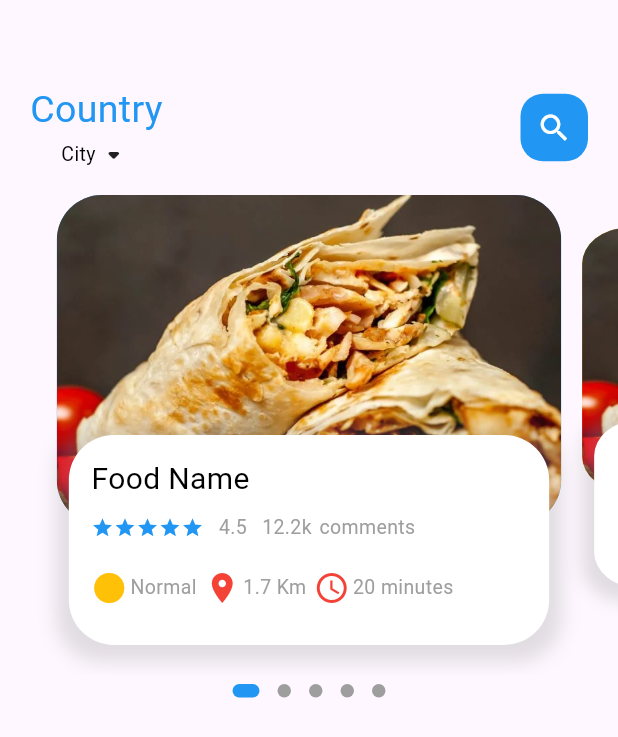
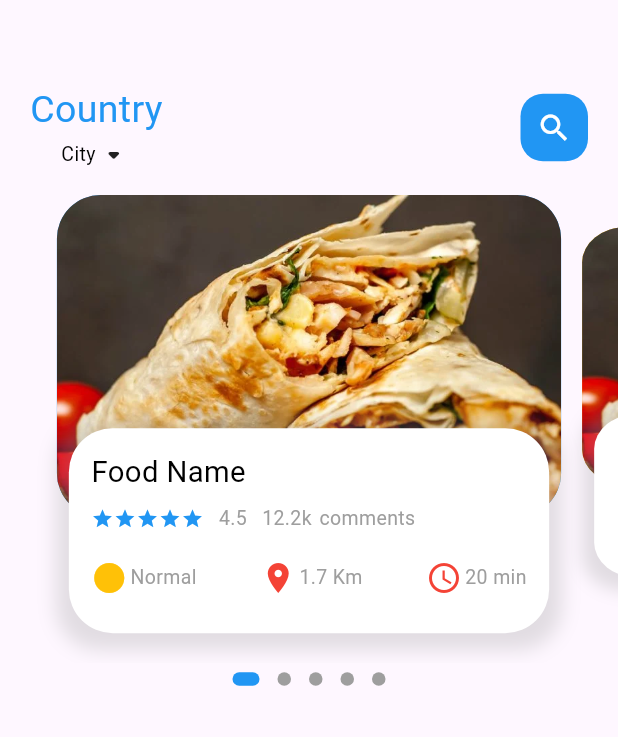
Before and after one commit to haris8899/my_food_app, a Flutter app: the screen it shows after launch, on a phone screen of 412 x 824 dp. Shown: the top 737 px of the screen. Run offline on Flutter 3.47's test engine with Material 2 defaults, Android fonts, the phone set to English and light mode, and no system bars; drawn by our look-alikes of dots_indicator; our stand-ins replace get.

Commit message:
Improve Ui Responsiveness

```diff
--- a/lib/HomePage/home_page_body.dart
+++ b/lib/HomePage/home_page_body.dart
@@ -1,5 +1,6 @@
 import 'package:dots_indicator/dots_indicator.dart';
 import 'package:flutter/material.dart';
+import 'package:my_food_app/utils/dimensions.dart';
 import 'package:my_food_app/widgets/Text_Icon.dart';
 import 'package:my_food_app/widgets/large_text.dart';
 import 'package:my_food_app/widgets/small_text.dart';
@@ -15,7 +16,7 @@ class _HomePageBodyState extends State<HomePageBody> {
   PageController pageController = PageController(viewportFraction: 0.85);
   var _currentPageValue = 0.0;
   double _scaleFactor = 0.8;
-  double _height = 220;
+  double _height = Dimensions.pageViewContainer;
   @override
   void initState() {
     super.initState();
@@ -37,7 +38,7 @@ class _HomePageBodyState extends State<HomePageBody> {
     return Column(
       children: [
         Container(
-          height: 320,
+          height: Dimensions.pageViewMainContainer,
           child: PageView.builder(
               controller: pageController,
               itemCount: 5,
@@ -90,10 +91,10 @@ class _HomePageBodyState extends State<HomePageBody> {
         children: [
           Container(
               //child:Text(index.toString()),
-              height: 220,
+              height: Dimensions.pageViewContainer,
               margin: EdgeInsets.only(left: 7, right: 7),
               decoration: BoxDecoration(
-                borderRadius: BorderRadius.circular(30),
+                borderRadius: BorderRadius.circular(Dimensions.BorderRadius30),
                 color: index.isEven ? Colors.blue : Colors.amber,
                 image: DecorationImage(
                     fit: BoxFit.cover,
@@ -102,10 +103,10 @@ class _HomePageBodyState extends State<HomePageBody> {
           Align(
             alignment: Alignment.bottomCenter,
             child: Container(
-              height: 140,
+              height: Dimensions.pageViewTextContainer,
               margin: EdgeInsets.only(left: 15, right: 15, bottom: 20),
               decoration: BoxDecoration(
-                borderRadius: BorderRadius.circular(30),
+                borderRadius: BorderRadius.circular(Dimensions.BorderRadius30),
                 color: Colors.white,
                 boxShadow: [
                   BoxShadow(
@@ -117,13 +118,17 @@ class _HomePageBodyState extends State<HomePageBody> {
                 ],
               ),
               child: Container(
-                padding: EdgeInsets.all(15),
+                padding: EdgeInsets.only(
+                  top: Dimensions.height15,
+                  left: 15,
+                  right: 15
+                ),
                 child: Column(
                     crossAxisAlignment: CrossAxisAlignment.start,
                     children: [
                       LargeText(text: "Food Name"),
                       SizedBox(
-                        height: 10,
+                        height: Dimensions.height10,
                       ),
                       Row(
                         children: [
@@ -152,28 +157,23 @@ class _HomePageBodyState extends State<HomePageBody> {
                         ],
                       ),
                       SizedBox(
-                        height: 20,
+                        height: Dimensions.height20,
                       ),
                       Row(
+                        mainAxisAlignment: MainAxisAlignment.spaceBetween,
                         children: [
                           TextIcon(
                             icon: Icons.circle_sharp,
                             text: 'Normal',
                             iconColor: Colors.amber,
                           ),
-                          SizedBox(
-                            width: 5,
-                          ),
                           TextIcon(
                               icon: Icons.location_on,
                               text: "1.7 Km",
                               iconColor: Colors.red),
-                          SizedBox(
-                            width: 5,
-                          ),
                           TextIcon(
                               icon: Icons.access_time_outlined,
-                              text: "20 minutes",
+                              text: "20 min",
                               iconColor: Colors.red),
                         ],
                       ),
--- a/lib/main.dart
+++ b/lib/main.dart
@@ -1,4 +1,5 @@
 import 'package:flutter/material.dart';
+import 'package:get/get.dart';
 
 import './HomePage/main_home_page.dart';
 
@@ -12,7 +13,7 @@ class MyApp extends StatelessWidget {
   // This widget is the root of your application.
   @override
   Widget build(BuildContext context) {
-    return MaterialApp(
+    return GetMaterialApp(
       title: 'Flutter Demo',
       debugShowCheckedModeBanner: false,
       theme: ThemeData(
--- /dev/null
+++ b/lib/utils/dimensions.dart
@@ -0,0 +1,18 @@
+import 'package:get/get.dart';
+
+class Dimensions {
+  static double screenHeight = Get.context!.height;
+  static double screenWidth = Get.context!.width;
+
+  static double pageViewMainContainer = screenHeight / 2.64;
+  static double pageViewContainer = screenHeight / 3.84;
+  static double pageViewTextContainer = screenHeight / 6.03;
+
+  static double height10 = screenHeight / 84.4;
+  static double height15 = screenHeight / 56.27;
+  static double height20 = screenHeight / 42.2;
+
+  static double font20 = screenHeight / 42.2;
+
+  static double BorderRadius30 = screenHeight / 28.13;
+}
--- a/lib/widgets/large_text.dart
+++ b/lib/widgets/large_text.dart
@@ -1,4 +1,5 @@
 import 'package:flutter/material.dart';
+import 'package:my_food_app/utils/dimensions.dart';
 
 class LargeText extends StatelessWidget {
   final Color? color;
@@ -8,7 +9,7 @@ class LargeText extends StatelessWidget {
   LargeText({super.key,
   this.color = Colors.black,
   required this.text,
-  this.size = 20,
+  this.size = 0,
   this.overFlow = TextOverflow.ellipsis
   });
 
@@ -20,7 +21,7 @@ class LargeText extends StatelessWidget {
       style: TextStyle(
         color: color,
         fontWeight: FontWeight.w400,
-        fontSize: size
+        fontSize: size==0?Dimensions.font20:size,
       ),
     );
   }
--- a/pubspec.yaml
+++ b/pubspec.yaml
@@ -30,6 +30,7 @@ environment:
 dependencies:
   flutter:
     sdk: flutter
+  get:
   dots_indicator: ^2.0.0
 
   # The following adds the Cupertino Icons font to your application.
```
Also changed, not shown: pubspec.lock.
